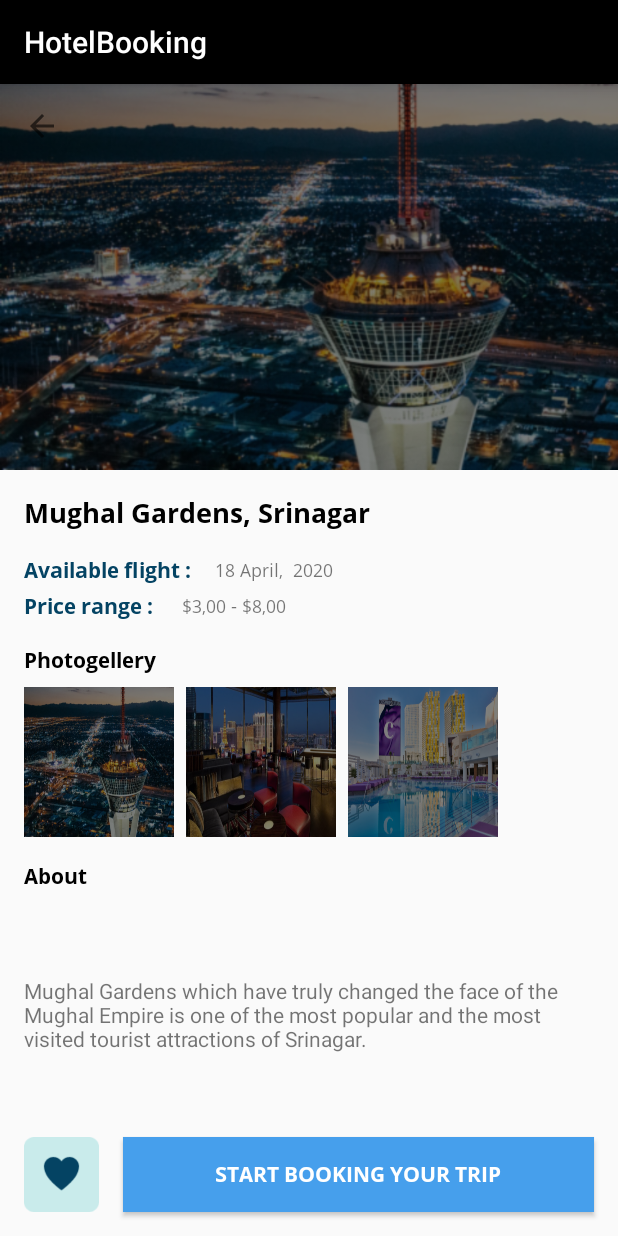
After one commit to Zshui58/HotelBooking, an Android app: the DetailActivity screen opened directly, with no data from a screen before it, on a phone screen of 412 x 824 dp. The commit adds this screen. Run offline under Robolectric (Android 15) with nearby library versions, the phone set to English and light mode, and no system bars.

Commit message:
detail activity

```diff
--- a/app/build.gradle
+++ b/app/build.gradle
@@ -32,6 +32,7 @@ dependencies {
     implementation fileTree(dir: 'libs', include: ['*.jar'])
     implementation 'androidx.appcompat:appcompat:1.2.0'
     implementation 'androidx.constraintlayout:constraintlayout:2.0.4'
+
     testImplementation 'junit:junit:4.12'
     androidTestImplementation 'androidx.test:runner:1.3.0'
     androidTestImplementation 'androidx.test.espresso:espresso-core:3.3.0'
--- a/app/src/main/AndroidManifest.xml
+++ b/app/src/main/AndroidManifest.xml
@@ -10,6 +10,9 @@
         android:supportsRtl="true"
         android:theme="@style/Theme.HotelBooking">
         <activity
+            android:name=".DetailActivity"
+            android:exported="false" />
+        <activity
             android:name=".MainActivity"
             android:exported="true">
             <intent-filter>
--- /dev/null
+++ b/app/src/main/java/my/edu/utar/hotelbooking/DetailActivity.java
@@ -0,0 +1,14 @@
+package my.edu.utar.hotelbooking;
+
+import androidx.appcompat.app.AppCompatActivity;
+
+import android.os.Bundle;
+
+public class DetailActivity extends AppCompatActivity {
+
+    @Override
+    protected void onCreate(Bundle savedInstanceState) {
+        super.onCreate(savedInstanceState);
+        setContentView(R.layout.activity_detail);
+    }
+}
--- a/app/src/main/java/my/edu/utar/hotelbooking/MainActivity.java
+++ b/app/src/main/java/my/edu/utar/hotelbooking/MainActivity.java
@@ -1,6 +1,7 @@
 package my.edu.utar.hotelbooking;
 
 import android.app.DatePickerDialog;
+import android.content.Intent;
 import android.os.Bundle;
 import android.view.View;
 import android.widget.Button;
@@ -18,10 +19,22 @@ import java.util.Calendar;
 
 public class MainActivity extends AppCompatActivity implements DatePickerDialog.OnDateSetListener {
 
+    CardView cardView;
+
     @Override
     protected void onCreate(Bundle savedInstanceState) {
         super.onCreate(savedInstanceState);
         setContentView(R.layout.activity_main);
+
+        cardView = findViewById(R.id.cardView);
+
+        cardView.setOnClickListener(new View.OnClickListener() {
+            @Override
+            public void onClick(View view) {
+                Intent DetailActivity = new Intent(MainActivity.this, DetailActivity.class);
+                startActivity(DetailActivity);
+            }
+        });
 
         Button buttonStart = (Button) findViewById(R.id.startDateBt);
         buttonStart.setOnClickListener(new View.OnClickListener() {
--- /dev/null
+++ b/app/src/main/res/drawable/ic_baseline_arrow_back_24.xml
@@ -0,0 +1,11 @@
+<vector xmlns:android="http://schemas.android.com/apk/res/android"
+    android:width="24dp"
+    android:height="24dp"
+    android:viewportWidth="24"
+    android:viewportHeight="24"
+    android:tint="?attr/colorControlNormal"
+    android:autoMirrored="true">
+  <path
+      android:fillColor="@android:color/white"
+      android:pathData="M20,11H7.83l5.59,-5.59L12,4l-8,8 8,8 1.41,-1.41L7.83,13H20v-2z"/>
+</vector>
--- /dev/null
+++ b/app/src/main/res/layout/activity_detail.xml
@@ -0,0 +1,187 @@
+<?xml version="1.0" encoding="utf-8"?>
+<androidx.constraintlayout.widget.ConstraintLayout xmlns:android="http://schemas.android.com/apk/res/android"
+    xmlns:app="http://schemas.android.com/apk/res-auto"
+    xmlns:tools="http://schemas.android.com/tools"
+    android:layout_width="match_parent"
+    android:layout_height="match_parent"
+    tools:context=".DetailActivity">
+
+    <ImageView
+        android:id="@+id/imageView3"
+        android:layout_width="0dp"
+        android:layout_height="wrap_content"
+        android:adjustViewBounds="true"
+        app:layout_constraintEnd_toEndOf="parent"
+        app:layout_constraintStart_toStartOf="parent"
+        app:layout_constraintTop_toTopOf="parent"
+        app:srcCompat="@drawable/image_one" />
+
+    <ImageView
+        android:id="@+id/imageView4"
+        android:layout_width="wrap_content"
+        android:layout_height="wrap_content"
+        android:layout_marginStart="16dp"
+        android:layout_marginTop="16dp"
+        app:layout_constraintStart_toStartOf="parent"
+        app:layout_constraintTop_toTopOf="parent"
+        app:srcCompat="@drawable/ic_baseline_arrow_back_24" />
+
+    <TextView
+        android:id="@+id/textView6"
+        android:layout_width="wrap_content"
+        android:layout_height="wrap_content"
+        android:layout_marginStart="16dp"
+        android:layout_marginTop="16dp"
+        android:fontFamily="@font/open_sans_bold"
+        android:text="Mughal Gardens, Srinagar"
+        android:textColor="@android:color/background_dark"
+        android:textSize="18sp"
+        app:layout_constraintStart_toStartOf="parent"
+        app:layout_constraintTop_toBottomOf="@+id/imageView3" />
+
+
+    <TextView
+        android:id="@+id/textView8"
+        android:layout_width="wrap_content"
+        android:layout_height="wrap_content"
+        android:layout_marginTop="16dp"
+        android:fontFamily="@font/open_sans_bold"
+        android:text="Available flight :"
+        android:textColor="#044363"
+        android:textSize="14sp"
+        app:layout_constraintStart_toStartOf="@+id/textView6"
+        app:layout_constraintTop_toBottomOf="@+id/textView6" />
+
+    <TextView
+        android:id="@+id/textView9"
+        android:layout_width="wrap_content"
+        android:layout_height="wrap_content"
+        android:layout_marginTop="4dp"
+        android:fontFamily="@font/open_sans_bold"
+        android:text="Price range : "
+        android:textColor="#044363"
+        app:layout_constraintStart_toStartOf="@+id/textView8"
+        app:layout_constraintTop_toBottomOf="@+id/textView8" />
+
+    <TextView
+        android:id="@+id/textView10"
+        android:layout_width="wrap_content"
+        android:layout_height="wrap_content"
+        android:layout_marginStart="16dp"
+        android:fontFamily="@font/open_sans_regular"
+        android:text="18 April,  2020"
+        android:textSize="12sp"
+        app:layout_constraintBottom_toBottomOf="@+id/textView8"
+        app:layout_constraintStart_toEndOf="@+id/textView8"
+        app:layout_constraintTop_toTopOf="@+id/textView8" />
+
+    <TextView
+        android:id="@+id/textView11"
+        android:layout_width="wrap_content"
+        android:layout_height="wrap_content"
+        android:layout_marginStart="16dp"
+        android:fontFamily="@font/open_sans_regular"
+        android:text="$3,00 - $8,00"
+        android:textSize="12sp"
+        app:layout_constraintBottom_toBottomOf="@+id/textView9"
+        app:layout_constraintStart_toEndOf="@+id/textView9"
+        app:layout_constraintTop_toTopOf="@+id/textView9" />
+
+    <TextView
+        android:id="@+id/textView12"
+        android:layout_width="wrap_content"
+        android:layout_height="wrap_content"
+        android:layout_marginTop="16dp"
+        android:fontFamily="@font/open_sans_bold"
+        android:text="Photogellery"
+        android:textColor="@android:color/background_dark"
+        app:layout_constraintStart_toStartOf="@+id/textView9"
+        app:layout_constraintTop_toBottomOf="@+id/textView9" />
+
+    <ImageView
+        android:id="@+id/imageView8"
+        android:layout_width="100dp"
+        android:layout_height="100dp"
+        android:layout_marginStart="16dp"
+        android:layout_marginTop="8dp"
+        android:scaleType="fitXY"
+        app:layout_constraintStart_toStartOf="parent"
+        app:layout_constraintTop_toBottomOf="@+id/textView12"
+        app:srcCompat="@drawable/image_one" />
+
+    <ImageView
+        android:id="@+id/imageView9"
+        android:layout_width="100dp"
+        android:layout_height="100dp"
+        android:layout_marginStart="8dp"
+        android:scaleType="fitXY"
+        app:layout_constraintBottom_toBottomOf="@+id/imageView8"
+        app:layout_constraintStart_toEndOf="@+id/imageView8"
+        app:layout_constraintTop_toTopOf="@+id/imageView8"
+        app:srcCompat="@drawable/image_two" />
+
+    <ImageView
+        android:id="@+id/imageView10"
+        android:layout_width="100dp"
+        android:layout_height="100dp"
+        android:layout_marginStart="8dp"
+        android:scaleType="fitXY"
+        app:layout_constraintBottom_toBottomOf="@+id/imageView9"
+        app:layout_constraintStart_toEndOf="@+id/imageView9"
+        app:layout_constraintTop_toTopOf="@+id/imageView9"
+        app:srcCompat="@drawable/image_three" />
+
+    <ImageView
+        android:id="@+id/imageView11"
+        android:layout_width="50dp"
+        android:layout_height="50dp"
+        android:layout_marginStart="16dp"
+        android:layout_marginBottom="16dp"
+        app:layout_constraintBottom_toBottomOf="parent"
+        app:layout_constraintStart_toStartOf="parent"
+        app:srcCompat="@drawable/like" />
+
+    <TextView
+        android:id="@+id/textView13"
+        android:layout_width="wrap_content"
+        android:layout_height="wrap_content"
+        android:layout_marginStart="16dp"
+        android:layout_marginTop="16dp"
+        android:fontFamily="@font/open_sans_bold"
+        android:text="About "
+        android:textColor="@android:color/background_dark"
+        app:layout_constraintStart_toStartOf="parent"
+        app:layout_constraintTop_toBottomOf="@+id/imageView8" />
+
+    <TextView
+        android:id="@+id/textView14"
+        android:layout_width="0dp"
+        android:layout_height="wrap_content"
+        android:layout_marginTop="8dp"
+        android:layout_marginEnd="16dp"
+        android:layout_marginBottom="8dp"
+        android:text="Mughal Gardens which have truly changed the face of the Mughal Empire is one of the most popular and the most visited tourist attractions of Srinagar."
+        app:layout_constraintBottom_toTopOf="@+id/button"
+        app:layout_constraintEnd_toEndOf="parent"
+        app:layout_constraintStart_toStartOf="@+id/textView13"
+        app:layout_constraintTop_toBottomOf="@+id/textView13" />
+
+    <Button
+        android:id="@+id/button"
+        android:layout_width="0dp"
+        android:layout_height="50dp"
+        android:layout_marginStart="16dp"
+        android:layout_marginEnd="16dp"
+        android:background="@color/blue"
+        android:fontFamily="@font/open_sans_bold"
+        android:text="Start Booking Your Trip"
+        android:textColor="#FFFFFF"
+        app:layout_constraintBottom_toBottomOf="@+id/imageView11"
+        app:layout_constraintEnd_toEndOf="parent"
+        app:layout_constraintHorizontal_bias="1.0"
+        app:layout_constraintStart_toEndOf="@+id/imageView11"
+        app:layout_constraintTop_toTopOf="@+id/imageView11"
+        app:layout_constraintVertical_bias="0.0" />
+
+
+</androidx.constraintlayout.widget.ConstraintLayout>
```
Also changed, not shown: app/src/main/res/drawable/like.png (added).
